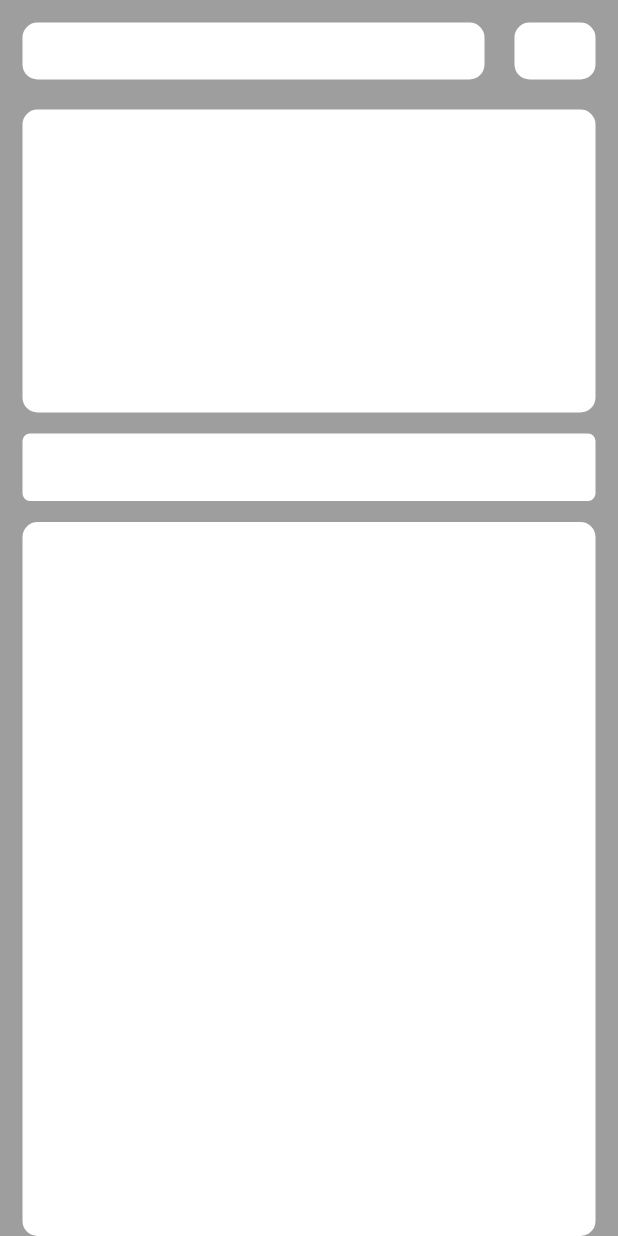
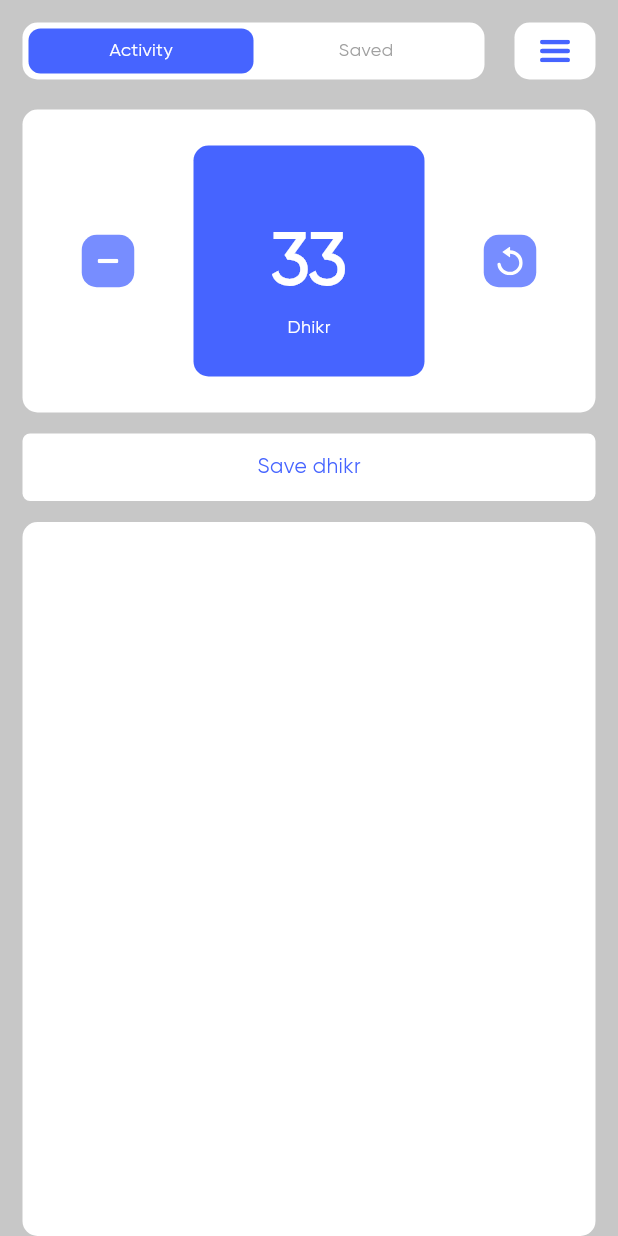
Before and after one commit to ar-kl/pedometr-practice, a Flutter app: the screen it shows after launch, on a phone screen of 412 x 824 dp. Run offline on Flutter 3.47's test engine with Material 3 defaults, Android fonts, the phone set to English and light mode, and no system bars; our stand-ins replace flutter_svg.

Commit message:
update header and counter

```diff
--- /dev/null
+++ b/lib/constants/constants.dart
@@ -0,0 +1,9 @@
+import 'package:flutter/material.dart';
+
+Color bg = const Color(0xFFC7C7C7);
+Color black = const Color(0xFF232323);
+Color blackDefault = const Color(0xFF000000);
+Color white = const Color(0xFFFFFFFF);
+Color blue = const Color(0xFF4664FF);
+Color blueLight = const Color(0xFF778DFF);
+Color grey = const Color(0xFF9F9F9F);
--- a/lib/main.dart
+++ b/lib/main.dart
@@ -1,6 +1,11 @@
 import 'package:flutter/material.dart';
+import 'package:pedometr_practice/screens/home/counter.dart';
+import 'package:pedometr_practice/screens/home/header.dart';
+import 'package:pedometr_practice/screens/home/resultStorage.dart';
 
-void main () {
+import 'constants/constants.dart';
+
+void main() {
   runApp(Alpha1());
 }
 
@@ -10,8 +15,9 @@ class Alpha1 extends StatelessWidget {
   @override
   Widget build(BuildContext context) {
     return MaterialApp(
+      theme: ThemeData(fontFamily: 'Gilroy'),
       debugShowCheckedModeBanner: false,
-      home: const HomeScreen()
+      home: const HomeScreen(),
     );
   }
 }
@@ -22,114 +28,11 @@ class HomeScreen extends StatelessWidget {
   @override
   Widget build(BuildContext context) {
     return Scaffold(
-      backgroundColor: Colors.grey,
+      backgroundColor: bg,
       body: SafeArea(
         bottom: false,
-        child: Column(
-          children: [
-            Header(),
-            Counter(),
-            ResultStoorage()
-          ],
-        ),
+        child: Column(children: [Header(), Counter(), ResultStoorage()]),
       ),
     );
   }
 }
-
-class Header extends StatelessWidget {
-  const Header({
-    super.key,
-  });
-
-  @override
-  Widget build(BuildContext context) {
-    return Padding(
-      padding: const EdgeInsets.only(top: 15, left: 15, right: 15, bottom: 20),
-      child: SizedBox(
-        width: double.infinity,
-        height: 38,
-        child: Row(
-          mainAxisAlignment: MainAxisAlignment.spaceBetween,
-          children: [
-            Expanded(
-              child: Container(
-                width: 276,
-                decoration: BoxDecoration(
-                  borderRadius: BorderRadius.circular(10),
-                  color: Colors.white,
-                ),
-              ),
-            ),
-            Padding(
-              padding: const EdgeInsets.only(left: 20),
-              child: Container(
-                width: 54,
-                decoration: BoxDecoration(
-                  borderRadius: BorderRadius.circular(10),
-                  color: Colors.white,
-                ),
-              ),
-            )
-          ],
-        ),
-      ),
-    );
-  }
-}
-
-class Counter extends StatelessWidget {
-  const Counter({
-    super.key,
-  });
-
-  @override
-  Widget build(BuildContext context) {
-    return Padding(
-      padding: const EdgeInsets.only(left: 15, right: 15, bottom: 14),
-      child: Column(
-        children: [
-          Container(
-            height: 202,
-            decoration: BoxDecoration(
-              borderRadius: BorderRadius.circular(10),
-              color: Colors.white,
-            ),
-          ),
-          Padding(
-            padding: const EdgeInsets.only(top: 14),
-            child: Container(
-              height: 45,
-              decoration: BoxDecoration(
-                borderRadius: BorderRadius.circular(5),
-                color: Colors.white,
-              ),
-            ),
-          )
-        ],
-      ),
-    );
-  }
-}
-
-class ResultStoorage extends StatelessWidget {
-  const ResultStoorage({
-    super.key,
-  });
-
-  @override
-  Widget build(BuildContext context) {
-    return Expanded(
-      child: Padding(
-        padding: const EdgeInsets.only(left: 15, right: 15),
-        child: Container(
-          height: 50,
-          decoration: BoxDecoration(
-            borderRadius: BorderRadius.circular(10),
-            color: Colors.white,
-          ),
-        ),
-      ),
-    );
-  }
-}
--- /dev/null
+++ b/lib/screens/home/counter.dart
@@ -0,0 +1,85 @@
+import 'package:flutter/material.dart';
+import 'package:flutter_svg/flutter_svg.dart';
+import 'package:pedometr_practice/constants/constants.dart';
+
+class Counter extends StatelessWidget {
+  const Counter({super.key});
+
+  @override
+  Widget build(BuildContext context) {
+    return Padding(
+      padding: const EdgeInsets.only(left: 15, right: 15, bottom: 14),
+      child: Column(
+        children: [
+          Container(
+            padding: EdgeInsets.symmetric(vertical: 24),
+            decoration: BoxDecoration(borderRadius: BorderRadius.circular(10), color: Colors.white),
+            child: Row(
+              mainAxisAlignment: MainAxisAlignment.spaceEvenly,
+              children: [
+                Container(
+                  height: 35,
+                  width: 35,
+                  alignment: Alignment.center,
+                  decoration: BoxDecoration(
+                    borderRadius: BorderRadius.circular(10),
+                    color: blueLight,
+                  ),
+                  child: SvgPicture.asset('assets/icons/minus.svg'),
+                ),
+                Container(
+                  height: 154,
+                  width: 154,
+                  decoration: BoxDecoration(borderRadius: BorderRadius.circular(10), color: blue),
+                  child: Column(
+                    mainAxisAlignment: MainAxisAlignment.center,
+                    children: [
+                      const SizedBox(height: 20),
+                      Container(
+                        child: Text(
+                          '33',
+                          style: TextStyle(
+                            fontSize: 48,
+                            fontWeight: FontWeight.w700,
+                            color: white,
+                            fontFamily: 'Gilroy',
+                          ),
+                        ),
+                      ),
+                      Container(
+                        child: Text('Dhikr', style: TextStyle(fontSize: 12, color: white)),
+                      ),
+                    ],
+                  ),
+                ),
+                Container(
+                  height: 35,
+                  width: 35,
+                  alignment: Alignment.center,
+                  decoration: BoxDecoration(
+                    borderRadius: BorderRadius.circular(10),
+                    color: blueLight,
+                  ),
+                  child: SvgPicture.asset('assets/icons/reset.svg'),
+                ),
+              ],
+            ),
+          ),
+          Padding(
+            padding: const EdgeInsets.only(top: 14),
+            child: Container(
+              height: 45,
+              width: double.infinity,
+              alignment: Alignment.center,
+              decoration: BoxDecoration(
+                borderRadius: BorderRadius.circular(5),
+                color: Colors.white,
+              ),
+              child: Text('Save dhikr', style: TextStyle(fontSize: 14, color: blue)),
+            ),
+          ),
+        ],
+      ),
+    );
+  }
+}
--- /dev/null
+++ b/lib/screens/home/header.dart
@@ -0,0 +1,73 @@
+import 'package:flutter/material.dart';
+import 'package:flutter_svg/svg.dart';
+import 'package:pedometr_practice/constants/constants.dart';
+
+class Header extends StatelessWidget {
+  const Header({super.key});
+
+  @override
+  Widget build(BuildContext context) {
+    return Padding(
+      padding: const EdgeInsets.only(top: 15, left: 15, right: 15, bottom: 20),
+      child: SizedBox(
+        width: double.infinity,
+        height: 38,
+        child: Row(
+          mainAxisAlignment: MainAxisAlignment.spaceBetween,
+          children: [
+            Expanded(
+              child: Container(
+                width: 276,
+                decoration: BoxDecoration(
+                  borderRadius: BorderRadius.circular(10),
+                  color: Colors.white,
+                ),
+                child: Padding(
+                  padding: const EdgeInsets.symmetric(horizontal: 4),
+                  child: Row(
+                    children: [
+                      Expanded(
+                        child: Container(
+                          margin: EdgeInsets.symmetric(vertical: 4),
+                          decoration: BoxDecoration(
+                            borderRadius: BorderRadius.circular(8),
+                            color: blue,
+                          ),
+                          alignment: Alignment.center,
+                          height: 30,
+                          child: Text('Activity', style: TextStyle(fontSize: 12, color: white)),
+                        ),
+                      ),
+                      Expanded(
+                        child: Container(
+                          margin: EdgeInsets.symmetric(vertical: 4),
+                          decoration: BoxDecoration(borderRadius: BorderRadius.circular(8)),
+                          alignment: Alignment.center,
+                          height: 30,
+                          child: Text('Saved', style: TextStyle(fontSize: 12, color: grey)),
+                        ),
+                      ),
+                    ],
+                  ),
+                ),
+              ),
+            ),
+            Padding(
+              padding: const EdgeInsets.only(left: 20),
+              child: Container(
+                height: 38,
+                width: 54,
+                alignment: Alignment.center,
+                decoration: BoxDecoration(
+                  borderRadius: BorderRadius.circular(10),
+                  color: Colors.white,
+                ),
+                child: SvgPicture.asset('assets/icons/burger.svg'),
+              ),
+            ),
+          ],
+        ),
+      ),
+    );
+  }
+}
--- /dev/null
+++ b/lib/screens/home/resultStorage.dart
@@ -0,0 +1,23 @@
+import 'package:flutter/material.dart';
+
+class ResultStoorage extends StatelessWidget {
+  const ResultStoorage({
+    super.key,
+  });
+
+  @override
+  Widget build(BuildContext context) {
+    return Expanded(
+      child: Padding(
+        padding: const EdgeInsets.only(left: 15, right: 15),
+        child: Container(
+          height: 50,
+          decoration: BoxDecoration(
+            borderRadius: BorderRadius.circular(10),
+            color: Colors.white,
+          ),
+        ),
+      ),
+    );
+  }
+}
```
Also changed, not shown: pubspec.yaml (+12 -8 lines), assets/fonts/Gilroy-Bold.ttf (added), assets/fonts/Gilroy-Medium.ttf (added), assets/fonts/Gilroy-Regular.ttf (added), assets/icons/burger.svg (added), assets/icons/dots.svg (added), assets/icons/minus.svg (added), assets/icons/reset.svg (added), pubspec.lock.
